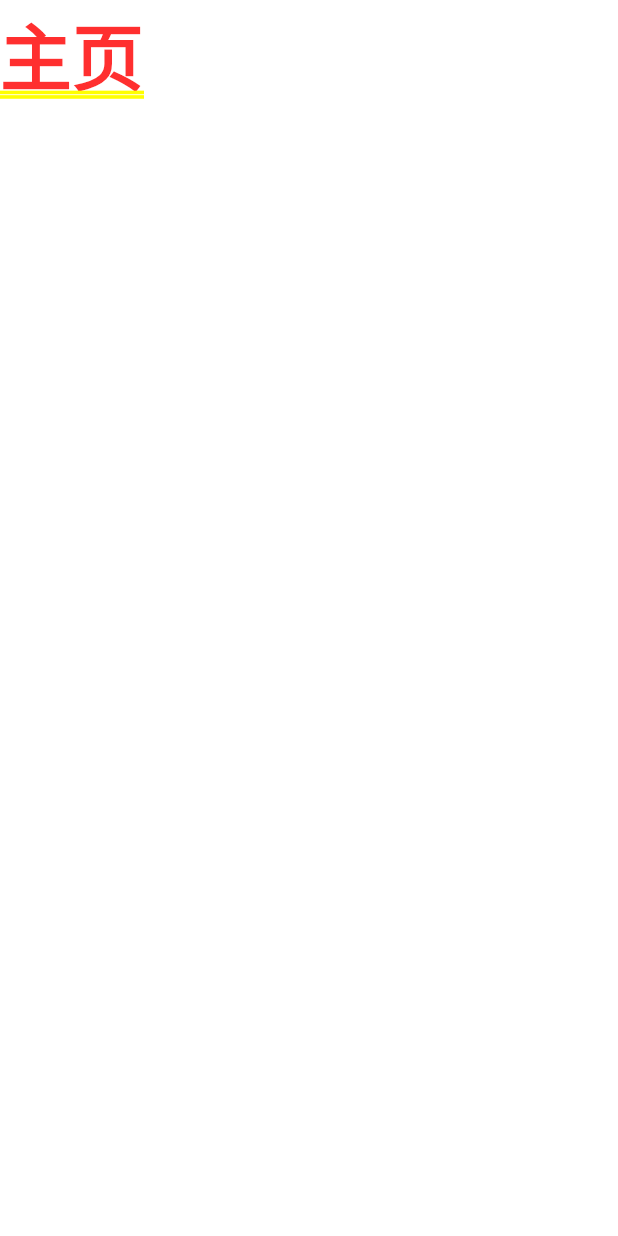
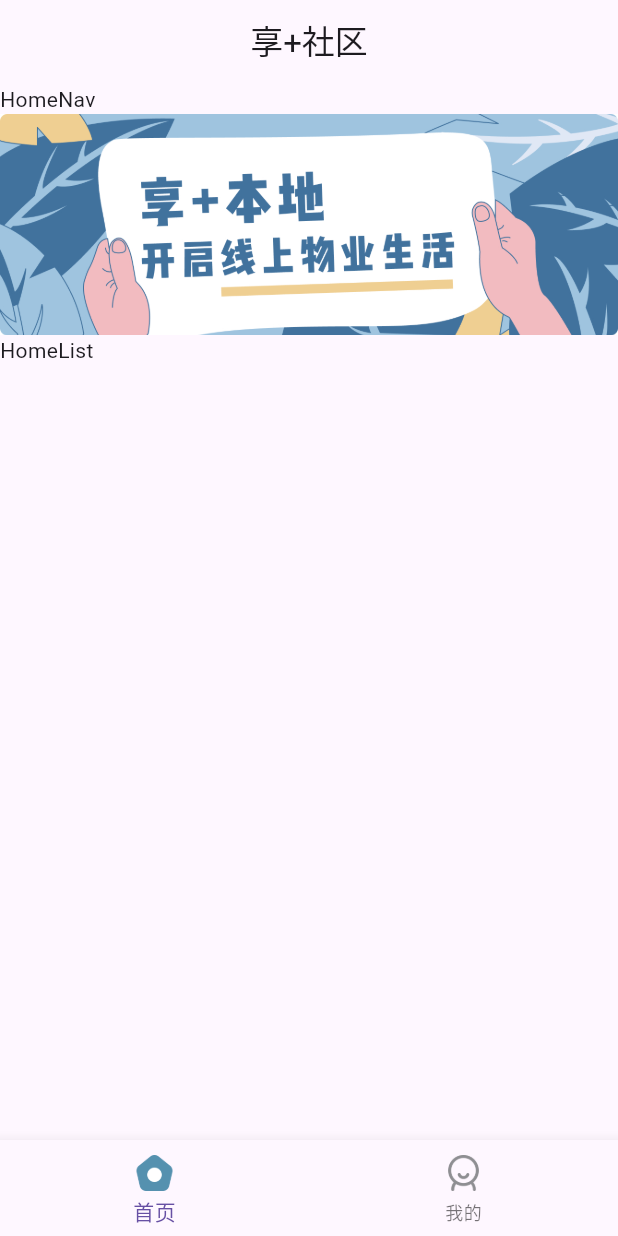
Before and after one commit to scrkong/flutter_house_manager, a Flutter app: the screen it shows after launch, on a phone screen of 412 x 824 dp. Run offline on Flutter 3.47's test engine with Material 3 defaults, Android fonts, the phone set to English and light mode, and no system bars; statements that could not run were skipped.

Commit message:
feat: 添加首页和我的页面及底部导航栏
实现首页和我的页面基础框架，包含底部导航栏切换功能
添加相关图片资源路径配置

```diff
--- /dev/null
+++ b/lib/pages/Home/components/HomeList.dart
@@ -0,0 +1,17 @@
+import 'package:flutter/material.dart';
+
+class Homelist extends StatefulWidget {
+  Homelist({Key? key}) : super(key: key);
+
+  @override
+  _HomelistState createState() => _HomelistState();
+}
+
+class _HomelistState extends State<Homelist> {
+  @override
+  Widget build(BuildContext context) {
+    return Container(
+      child: const Text("HomeList"),
+    );
+  }
+}
--- /dev/null
+++ b/lib/pages/Home/components/HomeNav.dart
@@ -0,0 +1,17 @@
+import 'package:flutter/material.dart';
+
+class Homenav extends StatefulWidget {
+  Homenav({Key? key}) : super(key: key);
+
+  @override
+  _HomenavState createState() => _HomenavState();
+}
+
+class _HomenavState extends State<Homenav> {
+  @override
+  Widget build(BuildContext context) {
+    return Container(
+      child: const Text("HomeNav"),
+    );
+  }
+}
--- /dev/null
+++ b/lib/pages/Home/index.dart
@@ -0,0 +1,32 @@
+import 'package:flutter/material.dart';
+import 'package:flutter_house_manager/pages/Home/components/HomeList.dart';
+import 'package:flutter_house_manager/pages/Home/components/HomeNav.dart';
+
+class HomeView extends StatefulWidget {
+  const HomeView({Key? key}) : super(key: key);
+
+  @override
+  _HomeViewState createState() => _HomeViewState();
+}
+
+class _HomeViewState extends State<HomeView> {
+  @override
+  Widget build(BuildContext context) {
+    return Container(
+      child: Scaffold(
+        appBar: AppBar(
+          title: const Text("享+社区"),
+          centerTitle: true,
+        ),
+        body: ListView(
+          scrollDirection: Axis.vertical,
+          children: [
+            Homenav(),
+            Image.asset("assets/images/banner@2x.jpg"),
+            Homelist()
+          ],
+        ),
+      ),
+    );
+  }
+}
--- a/lib/pages/TabsPage/index.dart
+++ b/lib/pages/TabsPage/index.dart
@@ -1,4 +1,6 @@
 import 'package:flutter/material.dart';
+import 'package:flutter_house_manager/pages/Home/index.dart';
+import 'package:flutter_house_manager/pages/Mine/index';
 
 class TabsPage extends StatefulWidget {
   const TabsPage({super.key});
@@ -9,10 +11,46 @@ class TabsPage extends StatefulWidget {
 }
 
 class _TabsPageState extends State<TabsPage> {
+  int _currentIndex = 0;
+  final List _tabList = [
+    {
+      "label": '首页',
+      "icon": "assets/tabs/home_default.png",
+      "active_icon": "assets/tabs/home_active.png"
+    },
+    {
+      "label": '我的',
+      "icon": "assets/tabs/my_default.png",
+      "active_icon": "assets/tabs/my_active.png"
+    }
+  ];
+  List<BottomNavigationBarItem> getTabsBar() {
+    List<BottomNavigationBarItem> tabList = [];
+    for (var i = 0; i < _tabList.length; i++) {
+      tabList.add(BottomNavigationBarItem(
+        icon: Image.asset(_tabList[i]["icon"], width: 30, height: 30),
+        activeIcon:
+            Image.asset(_tabList[i]["active_icon"], width: 30, height: 30),
+        label: _tabList[i]["label"],
+      ));
+    }
+    return tabList;
+  }
+
   @override
   Widget build(BuildContext context) {
-    return Container(
-       child: const Text("主页"),
+    return Scaffold(
+      body: const SafeArea(
+          child: IndexedStack(
+        children: const [HomeView(), MineView()],
+      )),
+      bottomNavigationBar: BottomNavigationBar(
+        currentIndex: _currentIndex,
+        onTap: (index) {
+          _currentIndex = index;
+        },
+        items: getTabsBar(),
+      ),
     );
   }
 }
--- a/pubspec.yaml
+++ b/pubspec.yaml
@@ -59,9 +59,9 @@ flutter:
   uses-material-design: true
 
   # To add assets to your application, add an assets section, like this:
-  # assets:
-  #   - images/a_dot_burr.jpeg
-  #   - images/a_dot_ham.jpeg
+  assets:
+      - assets/images/
+      - assets/tabs/
 
   # An image asset can refer to one or more resolution-specific "variants", see
   # https://flutter.dev/assets-and-images/#resolution-aware
```
Also changed, not shown: 1 other file.
